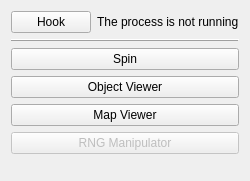
Goldfire711/sms-tools, file MainWindow.ui: the form before one commit.
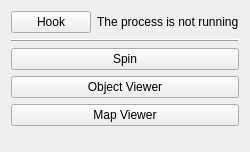
The form after the commit.

```diff
--- a/MainWindow.ui
+++ b/MainWindow.ui
@@ -6,8 +6,8 @@
    <rect>
     <x>0</x>
     <y>0</y>
-    <width>238</width>
-    <height>181</height>
+    <width>230</width>
+    <height>152</height>
    </rect>
   </property>
   <property name="windowTitle">
@@ -97,16 +97,6 @@
       </property>
      </widget>
     </item>
-    <item>
-     <widget class="QPushButton" name="button_widget_rng_manipulator">
-      <property name="enabled">
-       <bool>false</bool>
-      </property>
-      <property name="text">
-       <string>RNG Manipulator</string>
-      </property>
-     </widget>
-    </item>
     <item>
      <spacer name="verticalSpacer">
       <property name="orientation">
```
